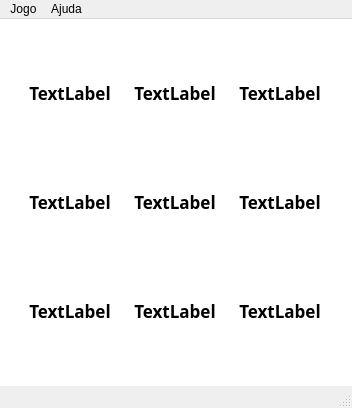
The window that Timbiriche/Timbiriche/Timbiriche.ui (pedrohlcastro/Timbiriche-LP) describes before a commit, drawn with Qt 5.
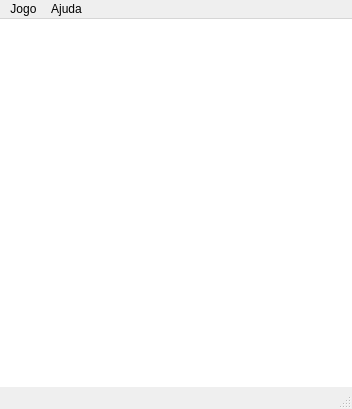
The same window after the commit. Icons and pictures are not drawn. Custom widgets are drawn as their Qt base class.

```diff
--- a/Timbiriche/Timbiriche/Timbiriche.ui
+++ b/Timbiriche/Timbiriche/Timbiriche.ui
@@ -7,7 +7,7 @@
     <x>0</x>
     <y>0</y>
     <width>352</width>
-    <height>408</height>
+    <height>409</height>
    </rect>
   </property>
   <property name="windowTitle">
@@ -327,9 +327,6 @@
           <bold>true</bold>
          </font>
         </property>
-        <property name="text">
-         <string>TextLabel</string>
-        </property>
         <property name="scaledContents">
          <bool>false</bool>
         </property>
@@ -406,9 +403,6 @@
           <bold>true</bold>
          </font>
         </property>
-        <property name="text">
-         <string>TextLabel</string>
-        </property>
         <property name="scaledContents">
          <bool>false</bool>
         </property>
@@ -485,9 +479,6 @@
           <bold>true</bold>
          </font>
         </property>
-        <property name="text">
-         <string>TextLabel</string>
-        </property>
         <property name="scaledContents">
          <bool>false</bool>
         </property>
@@ -835,9 +826,6 @@
           <bold>true</bold>
          </font>
         </property>
-        <property name="text">
-         <string>TextLabel</string>
-        </property>
         <property name="scaledContents">
          <bool>false</bool>
         </property>
@@ -917,9 +905,6 @@
           <bold>true</bold>
          </font>
         </property>
-        <property name="text">
-         <string>TextLabel</string>
-        </property>
         <property name="scaledContents">
          <bool>false</bool>
         </property>
@@ -996,9 +981,6 @@
           <bold>true</bold>
          </font>
         </property>
-        <property name="text">
-         <string>TextLabel</string>
-        </property>
         <property name="scaledContents">
          <bool>false</bool>
         </property>
@@ -1343,9 +1325,6 @@
           <bold>true</bold>
          </font>
         </property>
-        <property name="text">
-         <string>TextLabel</string>
-        </property>
         <property name="scaledContents">
          <bool>false</bool>
         </property>
@@ -1422,9 +1401,6 @@
           <bold>true</bold>
          </font>
         </property>
-        <property name="text">
-         <string>TextLabel</string>
-        </property>
         <property name="scaledContents">
          <bool>false</bool>
         </property>
@@ -1501,9 +1477,6 @@
           <bold>true</bold>
          </font>
         </property>
-        <property name="text">
-         <string>TextLabel</string>
-        </property>
         <property name="scaledContents">
          <bool>false</bool>
         </property>
```
Left out of the diff: 2 changed lines with no effect on the pictures.
